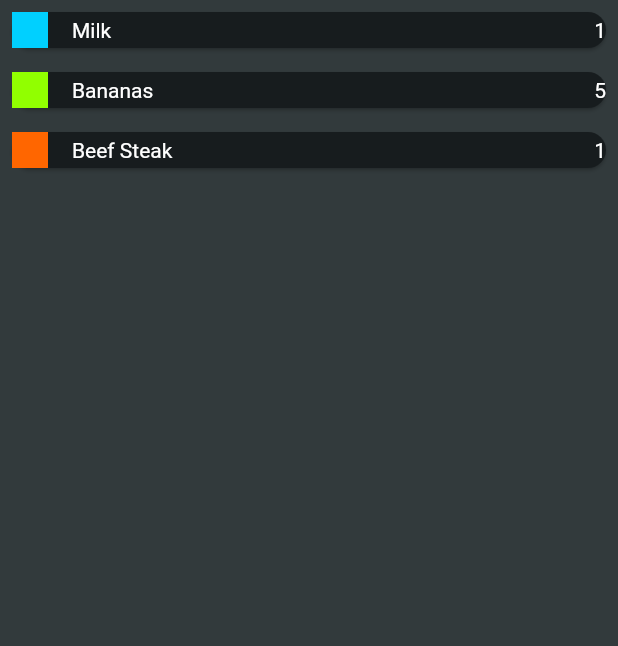
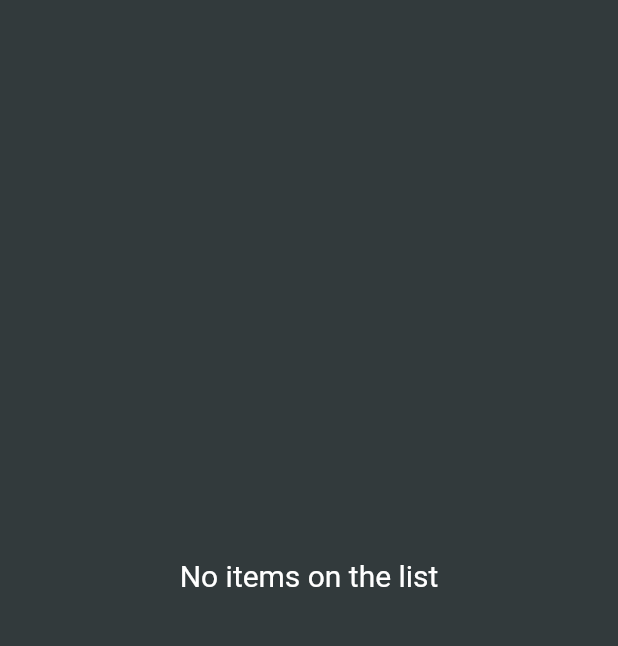
Before and after one commit to DmitrySergienko/shopping_list, a Flutter app: the screen it shows after launch, on a phone screen of 412 x 824 dp, the part 84-730 px from its top. Run offline on Flutter 3.47's test engine with Material 2 defaults, Android fonts, the phone set to English and light mode, and no system bars.

Commit message:
Ui forms

```diff
--- a/lib/data/dummy_items.dart
+++ /dev/null
@@ -1,21 +0,0 @@
-import 'package:shopping_list/models/category.dart';
-import 'package:shopping_list/presentation/widget/grocery_item.dart';
-import 'package:shopping_list/data/categories.dart';
-
- final groceryItems = [
-  GroceryItem(
-      id: 'a',
-      name: 'Milk',
-      quantity: 1,
-      category: categories[Categories.dairy]!),
-  GroceryItem(
-      id: 'b',
-      name: 'Bananas',
-      quantity: 5,
-      category: categories[Categories.fruit]!),
-  GroceryItem(
-      id: 'c',
-      name: 'Beef Steak',
-      quantity: 1,
-      category: categories[Categories.meat]!),
-];
--- /dev/null
+++ b/lib/presentation/screens/emptyScreen.dart
@@ -0,0 +1,15 @@
+import 'package:flutter/material.dart';
+
+class EmptyScreen extends StatelessWidget {
+  const EmptyScreen({super.key});
+
+  @override
+  Widget build(BuildContext context) {
+    return const Center(
+      child: Text(
+        "No items on the list",
+        style: TextStyle(fontSize: 20),
+      ),
+    );
+  }
+}
--- a/lib/presentation/screens/grocery_list.dart
+++ b/lib/presentation/screens/grocery_list.dart
@@ -1,5 +1,5 @@
 import 'package:flutter/material.dart';
-import 'package:shopping_list/data/dummy_items.dart';
+import 'package:shopping_list/presentation/screens/emptyScreen.dart';
 import 'package:shopping_list/presentation/widget/grocery_item.dart';
 import 'package:shopping_list/presentation/widget/new_item.dart';
 
@@ -11,30 +11,72 @@ class GroceryList extends StatefulWidget {
 }
 
 class _GroceryListState extends State<GroceryList> {
-  void _onPressed() {
-    Navigator.of(context)
-        .push(MaterialPageRoute(builder: (context) => const NewItem()));
+  final List<GroceryItem> _groceryItems = [];
+
+  final _formKey = GlobalKey<FormState>(); //run the Form object
+
+  // we get arg from NewItem screen using async and await (in case the arg available it will be executed)
+
+  void _addItem() async {
+    final newItem = await Navigator.of(context).push<GroceryItem>(
+        MaterialPageRoute(builder: (context) => const NewItem()));
+
+    if (newItem == null) {
+      return;
+    } else {
+      setState(() {
+        _groceryItems.add(newItem);
+      });
+    }
   }
 
   @override
   Widget build(BuildContext context) {
+    Widget activePage = Form(
+      key: _formKey,
+      child: Column(
+        children: [
+          for (final item in _groceryItems)
+            Dismissible(
+              key: Key(item.id),
+              onDismissed: (direction) {
+                setState(() {
+                  _groceryItems.remove(item);
+                });
+              },
+              child: GroceryItem(
+                  id: item.id,
+                  name: item.name,
+                  quantity: item.quantity,
+                  category: item.category),
+            ),
+          Row(
+            mainAxisAlignment: MainAxisAlignment.end,
+            children: [
+              TextButton(
+                onPressed: () {
+                  setState(() {
+                    _groceryItems.clear();
+                  });
+                },
+                child: const Text('Remove all'),
+              ),
+            ],
+          )
+        ],
+      ),
+    );
+
+    if (_groceryItems.isEmpty) {
+      activePage = const EmptyScreen();
+    }
+
     return Scaffold(
       appBar: AppBar(
         title: const Text('Your groceries'),
-        actions: [
-          IconButton(onPressed: _onPressed, icon: const Icon(Icons.add))
-        ],
+        actions: [IconButton(onPressed: _addItem, icon: const Icon(Icons.add))],
       ),
-      body: Column(
-        children: [
-          for (final item in groceryItems)
-            GroceryItem(
-                id: item.id,
-                name: item.name,
-                quantity: item.quantity,
-                category: item.category),
-        ],
-      ),
+      body: activePage,
     );
   }
 }
--- a/lib/presentation/screens/home_screen.dart
+++ b/lib/presentation/screens/home_screen.dart
@@ -1,8 +1,5 @@
 import 'package:flutter/material.dart';
-import 'package:shopping_list/data/dummy_items.dart';
 import 'package:shopping_list/presentation/screens/grocery_list.dart';
-import 'package:shopping_list/presentation/widget/grocery_item.dart';
-
 
 class HomeScreen extends StatefulWidget {
   const HomeScreen({super.key});
@@ -16,7 +13,6 @@ class HomeScreen extends StatefulWidget {
 class _HomeScreenState extends State<HomeScreen> {
   @override
   Widget build(BuildContext context) {
-
-    return  const GroceryList();
+    return const GroceryList();
   }
 }
--- a/lib/presentation/widget/grocery_item.dart
+++ b/lib/presentation/widget/grocery_item.dart
@@ -34,6 +34,7 @@ class GroceryItem extends StatelessWidget {
               children: [
                 Text(name),
                 Text(quantity.toString()),
+
               ],
             ),
           )
```
Also changed, not shown: lib/presentation/widget/new_item.dart (+11 -4 lines).
